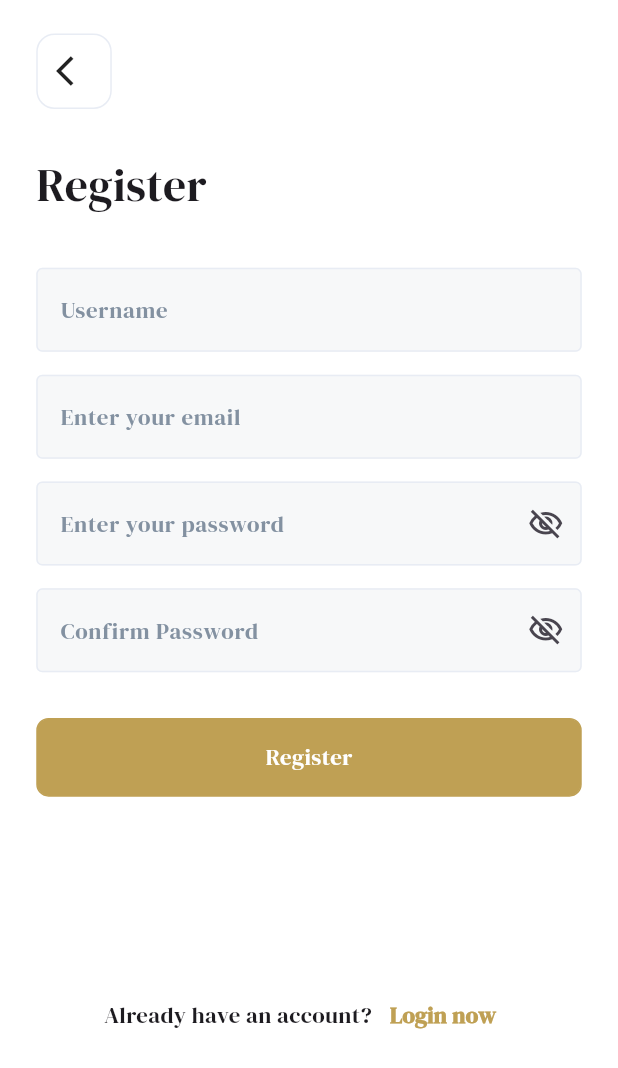
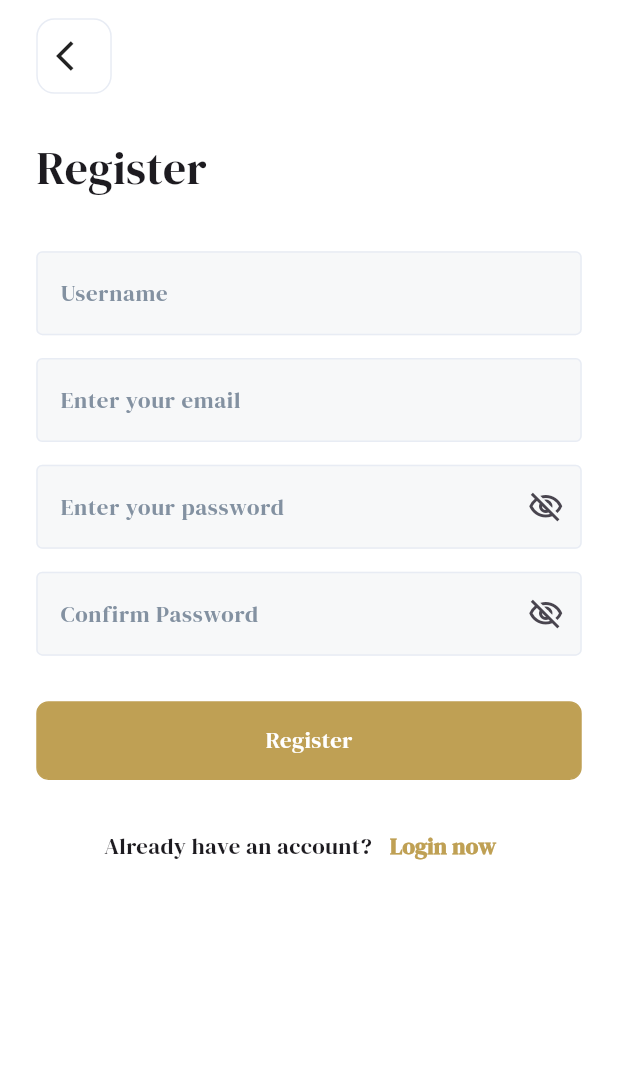
Before and after one commit to AHMEDCS50MAHMOUD/bookia, a Flutter app: the RegisterScreen screen opened directly, on a phone screen of 412 x 824 dp. Shown: the top 1068 px of the screen. Run offline on Flutter 3.47's test engine with Material 3 defaults, Android fonts, the phone set to English and light mode, and no system bars; our stand-ins replace bloc, carousel_slider, dio, easy_localization, flutter_bloc, flutter_screenutil and 3 more; accounts and stored records are empty.

Commit message:
Api and add register Screen

```diff
--- a/lib/core/routing/app_router.dart
+++ b/lib/core/routing/app_router.dart
@@ -1,7 +1,7 @@
-
 
 import 'package:bookia/core/routing/routes.dart';
 import 'package:bookia/features/auth/presentation/login_screen.dart';
+import 'package:bookia/features/auth/presentation/register_screen.dart';
 import 'package:bookia/features/botttom_nav_bar/presentation/bottom_nav_bar_screen.dart';
 import 'package:bookia/features/home/presentation/home_screen.dart';
 import 'package:bookia/features/on_boarding/presentation/on_boarding_screen.dart';
@@ -14,6 +14,8 @@ static Route generateRoute(RouteSettings settings){
   switch(settings.name){
     case Routes.loginScreen:
       return MaterialPageRoute(builder:(_)=>LoginScreen() );
+    case Routes.registerScreen:
+      return MaterialPageRoute(builder:(_)=>RegisterScreen() );
       case Routes.homeScreen:
       return MaterialPageRoute(builder:(_)=>HomeScreen() );
       case Routes.onBoardingScreen:
--- a/lib/features/auth/presentation/register_screen.dart
+++ b/lib/features/auth/presentation/register_screen.dart
@@ -38,19 +38,20 @@ class _RegisterScreenState extends State<RegisterScreen> {
   }
 
   @override
-
-  Widget build(BuildContext context) => Scaffold(
+  Widget build(BuildContext context) {
+    return Scaffold(
       backgroundColor: Colors.white,
-    body: SingleChildScrollView(
+      body: SafeArea(
+        child: SingleChildScrollView(
           child: Padding(
-        padding: EdgeInsets.symmetric(horizontal: 22.w, vertical: 22.h),
+            padding: EdgeInsets.symmetric(horizontal: 22.w, vertical: 12.h),
             child: Form(
               key: _formKey,
               child: Column(
                 crossAxisAlignment: CrossAxisAlignment.start,
                 children: [
                   const AppBackButton(),
-              SizedBox(height: 29.h),
+                  SizedBox(height: 28.h),
                   Text(
                     LocaleKeys.register.tr(),
                     style: AppTextStyle.text30Regular,
@@ -103,7 +104,7 @@ class _RegisterScreenState extends State<RegisterScreen> {
                       title: LocaleKeys.register.tr(),
                     ),
                   ),
-              SizedBox(height: 120.h),
+                  SizedBox(height: 20.h),
                   Row(
                     mainAxisAlignment: MainAxisAlignment.center,
                     children: [
@@ -130,5 +131,7 @@ class _RegisterScreenState extends State<RegisterScreen> {
             ),
           ),
         ),
+      ),
     );
   }
+}
```
Lines whose indentation alone changed are shown as unchanged.
